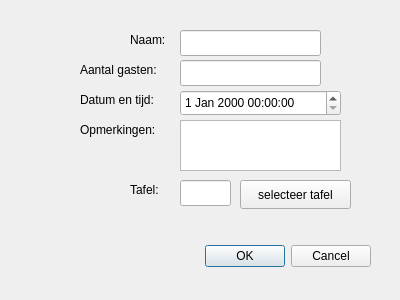
Above: hotel/restaurantwindow/reservetable/reservetable.ui from jgtim/itvitae-cpp-hotelrestaurantapplication before the change. Below: the same form after it.
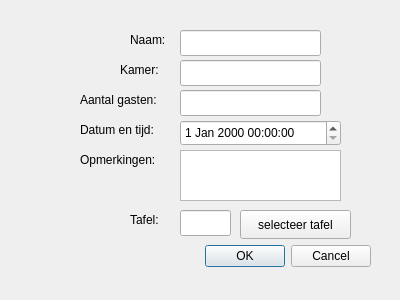
That is the form after the change.

Commit message: add room number

Patch:
```diff
--- a/hotel/restaurantwindow/reservetable/reservetable.ui
+++ b/hotel/restaurantwindow/reservetable/reservetable.ui
@@ -46,7 +46,7 @@
    <property name="geometry">
     <rect>
      <x>80</x>
-     <y>60</y>
+     <y>90</y>
      <width>101</width>
      <height>20</height>
     </rect>
@@ -59,7 +59,7 @@
    <property name="geometry">
     <rect>
      <x>80</x>
-     <y>90</y>
+     <y>120</y>
      <width>101</width>
      <height>20</height>
     </rect>
@@ -72,7 +72,7 @@
    <property name="geometry">
     <rect>
      <x>80</x>
-     <y>120</y>
+     <y>150</y>
      <width>101</width>
      <height>20</height>
     </rect>
@@ -85,7 +85,7 @@
    <property name="geometry">
     <rect>
      <x>130</x>
-     <y>180</y>
+     <y>210</y>
      <width>41</width>
      <height>20</height>
     </rect>
@@ -98,7 +98,7 @@
    <property name="geometry">
     <rect>
      <x>180</x>
-     <y>120</y>
+     <y>150</y>
      <width>161</width>
      <height>51</height>
     </rect>
@@ -118,7 +118,7 @@
    <property name="geometry">
     <rect>
      <x>180</x>
-     <y>60</y>
+     <y>90</y>
      <width>141</width>
      <height>26</height>
     </rect>
@@ -128,7 +128,7 @@
    <property name="geometry">
     <rect>
      <x>180</x>
-     <y>90</y>
+     <y>120</y>
      <width>161</width>
      <height>26</height>
     </rect>
@@ -138,7 +138,7 @@
    <property name="geometry">
     <rect>
      <x>180</x>
-     <y>180</y>
+     <y>210</y>
      <width>51</width>
      <height>26</height>
     </rect>
@@ -148,7 +148,7 @@
    <property name="geometry">
     <rect>
      <x>240</x>
-     <y>180</y>
+     <y>210</y>
      <width>111</width>
      <height>29</height>
     </rect>
@@ -157,6 +157,29 @@
     <string>selecteer tafel</string>
    </property>
   </widget>
+  <widget class="QLineEdit" name="roomNumberEdit">
+   <property name="geometry">
+    <rect>
+     <x>180</x>
+     <y>60</y>
+     <width>141</width>
+     <height>26</height>
+    </rect>
+   </property>
+  </widget>
+  <widget class="QLabel" name="label_6">
+   <property name="geometry">
+    <rect>
+     <x>120</x>
+     <y>60</y>
+     <width>63</width>
+     <height>20</height>
+    </rect>
+   </property>
+   <property name="text">
+    <string>Kamer:</string>
+   </property>
+  </widget>
  </widget>
  <resources/>
  <connections>
```
The commit also changes 1 other file.
